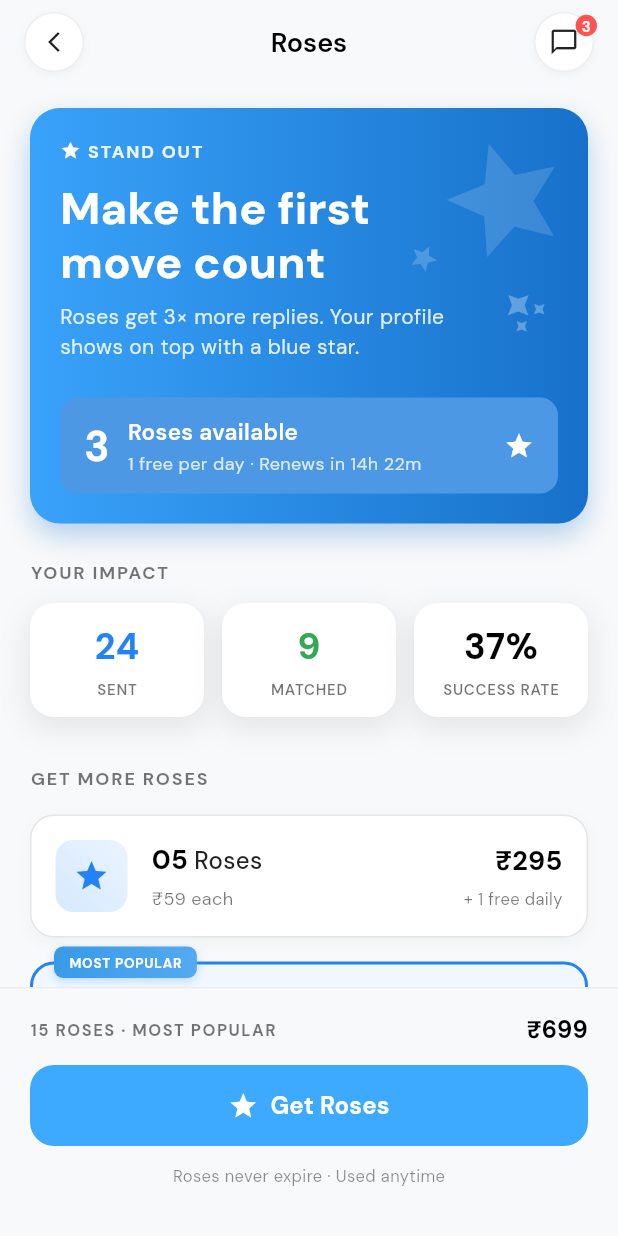
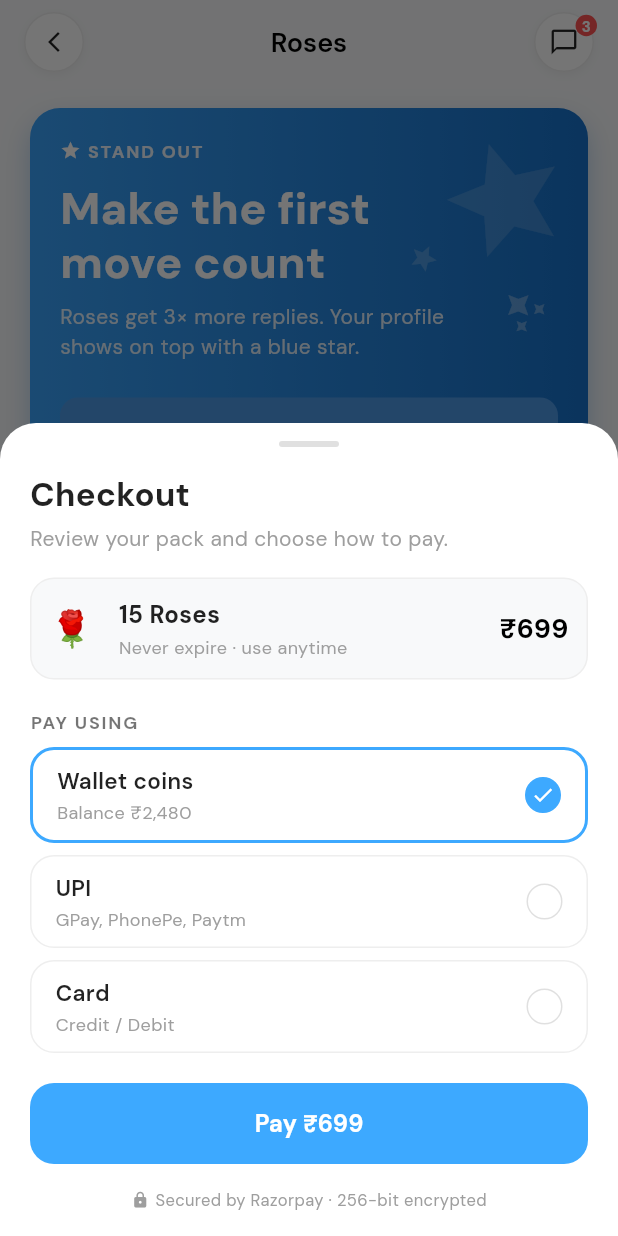
Before and after one commit to InfyNod/Welvors_Mob_App, a Flutter app: the RosesScreen screen opened directly, after a tap on "Get Roses", on a phone screen of 412 x 824 dp. Run offline on Flutter 3.47's test engine with Material 3 defaults, Android fonts, the phone set to English and light mode, and no system bars; our stand-ins replace dotted_border, equatable, flutter_bloc, flutter_map, geocoding, geolocator and 8 more; accounts and stored records are empty; network calls fail; project files that could hold a hidden picture were left out.

```diff
--- /dev/null
+++ b/lib/welvors_home_screen/ui/drawer_files/dating/roses/get_roses_drawer.dart
@@ -0,0 +1,288 @@
+import 'package:flutter/material.dart';
+import 'roses_screen.dart';
+import 'payment_processing_dialog.dart';
+
+class GetRosesDrawer extends StatefulWidget {
+  final Map<String, dynamic> selectedPackage;
+  final VoidCallback onPurchased;
+
+  const GetRosesDrawer({
+    super.key,
+    required this.selectedPackage,
+    required this.onPurchased,
+  });
+
+  static void show(BuildContext context, Map<String, dynamic> package, VoidCallback onPurchased) {
+    showModalBottomSheet(
+      context: context,
+      isScrollControlled: true,
+      backgroundColor: Colors.transparent,
+      builder: (context) => GetRosesDrawer(
+        selectedPackage: package,
+        onPurchased: onPurchased,
+      ),
+    );
+  }
+
+  @override
+  State<GetRosesDrawer> createState() => _GetRosesDrawerState();
+}
+
+class _GetRosesDrawerState extends State<GetRosesDrawer> {
+  String _selectedPaymentMethod = 'wallet';
+
+  @override
+  Widget build(BuildContext context) {
+    return Container(
+      decoration: const BoxDecoration(
+        color: Colors.white,
+        borderRadius: BorderRadius.only(
+          topLeft: Radius.circular(24),
+          topRight: Radius.circular(24),
+        ),
+      ),
+      child: SafeArea(
+        top: false,
+        child: Padding(
+          padding: const EdgeInsets.only(top: 12, left: 20, right: 20, bottom: 16),
+          child: Column(
+            mainAxisSize: MainAxisSize.min,
+            crossAxisAlignment: CrossAxisAlignment.start,
+            children: [
+              Center(
+                child: Container(
+                  width: 40,
+                  height: 4,
+                  decoration: BoxDecoration(
+                    color: Colors.grey.shade300,
+                    borderRadius: BorderRadius.circular(2),
+                  ),
+                ),
+              ),
+              const SizedBox(height: 16),
+              const Text(
+                'Checkout',
+                style: TextStyle(
+                  fontSize: 22,
+                  fontWeight: FontWeight.bold,
+                  color: Colors.black87,
+                ),
+              ),
+              const SizedBox(height: 4),
+              Text(
+                'Review your pack and choose how to pay.',
+                style: TextStyle(
+                  fontSize: 14,
+                  color: Colors.grey.shade500,
+                ),
+              ),
+              const SizedBox(height: 16),
+
+              // Package Summary Card
+              Container(
+                padding: const EdgeInsets.all(12),
+                decoration: BoxDecoration(
+                  color: const Color(0xFFF8F9FA),
+                  borderRadius: BorderRadius.circular(16),
+                  border: Border.all(color: Colors.grey.shade200),
+                ),
+                child: Row(
+                  children: [
+                    const Text('🌹', style: TextStyle(fontSize: 24)),
+                    const SizedBox(width: 16),
+                    Expanded(
+                      child: Column(
+                        crossAxisAlignment: CrossAxisAlignment.start,
+                        children: [
+                          Text(
+                            '${int.parse(widget.selectedPackage['title'])} Roses',
+                            style: const TextStyle(
+                              fontSize: 16,
+                              fontWeight: FontWeight.bold,
+                              color: Colors.black87,
+                            ),
+                          ),
+                          const SizedBox(height: 2),
+                          Text(
+                            'Never expire · use anytime',
+                            style: TextStyle(
+                              fontSize: 12,
+                              color: Colors.grey.shade500,
+                            ),
+                          ),
+                        ],
+                      ),
+                    ),
+                    Text(
+                      widget.selectedPackage['totalPrice'],
+                      style: const TextStyle(
+                        fontSize: 18,
+                        fontWeight: FontWeight.bold,
+                        color: Colors.black,
+                      ),
+                    ),
+                  ],
+                ),
+              ),
+
+              const SizedBox(height: 20),
+              const Text(
+                'PAY USING',
+                style: TextStyle(
+                  fontSize: 12,
+                  fontWeight: FontWeight.bold,
+                  color: Colors.black54,
+                  letterSpacing: 1.2,
+                ),
+              ),
+              const SizedBox(height: 8),
+
+              // Payment Methods
+              _buildPaymentOption(
+                id: 'wallet',
+                title: 'Wallet coins',
+                subtitle: 'Balance ₹2,480',
+              ),
+              const SizedBox(height: 8),
+              _buildPaymentOption(
+                id: 'upi',
+                title: 'UPI',
+                subtitle: 'GPay, PhonePe, Paytm',
+              ),
+              const SizedBox(height: 8),
+              _buildPaymentOption(
+                id: 'card',
+                title: 'Card',
+                subtitle: 'Credit / Debit',
+              ),
+
+              const SizedBox(height: 20),
+
+              // Pay Button
+              SizedBox(
+                width: double.infinity,
+                height: 54,
+                child: ElevatedButton(
+                  onPressed: () {
+                    Navigator.pop(context); // Close the bottom sheet
+                    final rosesToAdd = int.parse(widget.selectedPackage['title']);
+                    final newBalance = RosesScreen.availableRoses + rosesToAdd;
+                    PaymentProcessingDialog.show(
+                      context: context,
+                      selectedPackage: widget.selectedPackage,
+                      newBalance: newBalance,
+                      onDone: () {
+                        RosesScreen.availableRoses = newBalance;
+                        widget.onPurchased();
+                      },
+                    );
+                  },
+                  style: ElevatedButton.styleFrom(
+                    backgroundColor: const Color.fromRGBO(61, 169, 255, 1.0), // Brand Blue
+                    foregroundColor: Colors.white,
+                    elevation: 0,
+                    shape: RoundedRectangleBorder(
+                      borderRadius: BorderRadius.circular(16),
+                    ),
+                  ),
+                  child: Text(
+                    'Pay ${widget.selectedPackage['totalPrice']}',
+                    style: const TextStyle(
+                      fontSize: 16,
+                      fontWeight: FontWeight.bold,
+                    ),
+                  ),
+                ),
+              ),
+
+              const SizedBox(height: 16),
+              Row(
+                mainAxisAlignment: MainAxisAlignment.center,
+                children: [
+                  Icon(Icons.lock, size: 12, color: Colors.grey.shade500),
+                  const SizedBox(width: 4),
+                  Text(
+                    'Secured by Razorpay · 256-bit encrypted',
+                    style: TextStyle(
+                      fontSize: 11,
+                      color: Colors.grey.shade500,
+                    ),
+                  ),
+                ],
+              ),
+            ],
+          ),
+        ),
+      ),
+    );
+  }
+
+  Widget _buildPaymentOption({
+    required String id,
+    required String title,
+    required String subtitle,
+  }) {
+    final isSelected = _selectedPaymentMethod == id;
+
+    return GestureDetector(
+      onTap: () {
+        setState(() {
+          _selectedPaymentMethod = id;
+        });
+      },
+      child: Container(
+        padding: const EdgeInsets.symmetric(horizontal: 16, vertical: 10),
+        decoration: BoxDecoration(
+          color: Colors.white,
+          borderRadius: BorderRadius.circular(16),
+          border: Border.all(
+            color: isSelected ? const Color.fromRGBO(61, 169, 255, 1.0) : Colors.grey.shade200,
+            width: isSelected ? 2 : 1,
+          ),
+        ),
+        child: Row(
+          children: [
+            Expanded(
+              child: Column(
+                crossAxisAlignment: CrossAxisAlignment.start,
+                children: [
+                  Text(
+                    title,
+                    style: const TextStyle(
+                      fontSize: 15,
+                      fontWeight: FontWeight.w600,
+                      color: Colors.black87,
+                    ),
+                  ),
+                  const SizedBox(height: 2),
+                  Text(
+                    subtitle,
+                    style: TextStyle(
+                      fontSize: 12,
+                      color: Colors.grey.shade500,
+                    ),
+                  ),
+                ],
+              ),
+            ),
+            Container(
+              width: 24,
+              height: 24,
+              decoration: BoxDecoration(
+                shape: BoxShape.circle,
+                color: isSelected ? const Color.fromRGBO(61, 169, 255, 1.0) : Colors.white,
+                border: Border.all(
+                  color: isSelected ? const Color.fromRGBO(61, 169, 255, 1.0) : Colors.grey.shade300,
+                  width: 1,
+                ),
+              ),
+              child: isSelected
+                  ? const Icon(Icons.check, size: 16, color: Colors.white)
+                  : null,
+            ),
+          ],
+        ),
+      ),
+    );
+  }
+}
--- a/lib/welvors_home_screen/ui/drawer_files/dating/roses/roses_screen.dart
+++ b/lib/welvors_home_screen/ui/drawer_files/dating/roses/roses_screen.dart
@@ -1,6 +1,9 @@
 import 'package:flutter/material.dart';
+import 'get_roses_drawer.dart';
 
 class RosesScreen extends StatefulWidget {
+  static int availableRoses = 3;
+
   const RosesScreen({super.key});
 
   @override
@@ -311,9 +314,9 @@ class _RosesScreenState extends State<RosesScreen> {
                     children: [
                       Row(
                         children: [
-                          const Text(
-                            '3',
-                            style: TextStyle(
+                          Text(
+                            '${RosesScreen.availableRoses}',
+                            style: const TextStyle(
                               color: Colors.white,
                               fontSize: 28,
                               fontWeight: FontWeight.bold,
@@ -862,7 +865,11 @@ class _RosesScreenState extends State<RosesScreen> {
             width: double.infinity,
             height: 54,
             child: ElevatedButton(
-              onPressed: () {},
+              onPressed: () {
+                GetRosesDrawer.show(context, selectedPkg, () {
+                  setState(() {});
+                });
+              },
               style: ElevatedButton.styleFrom(
                 backgroundColor: const Color.fromRGBO(61, 169, 255, 1.0),
                 foregroundColor: Colors.white,
```
Also changed, not shown: lib/welvors_home_screen/ui/drawer_files/dating/drawer_screen_dating.dart (+4 -3 lines), lib/welvors_home_screen/ui/drawer_files/dating/roses/payment_processing_dialog.dart (added, +220 -0 lines).
